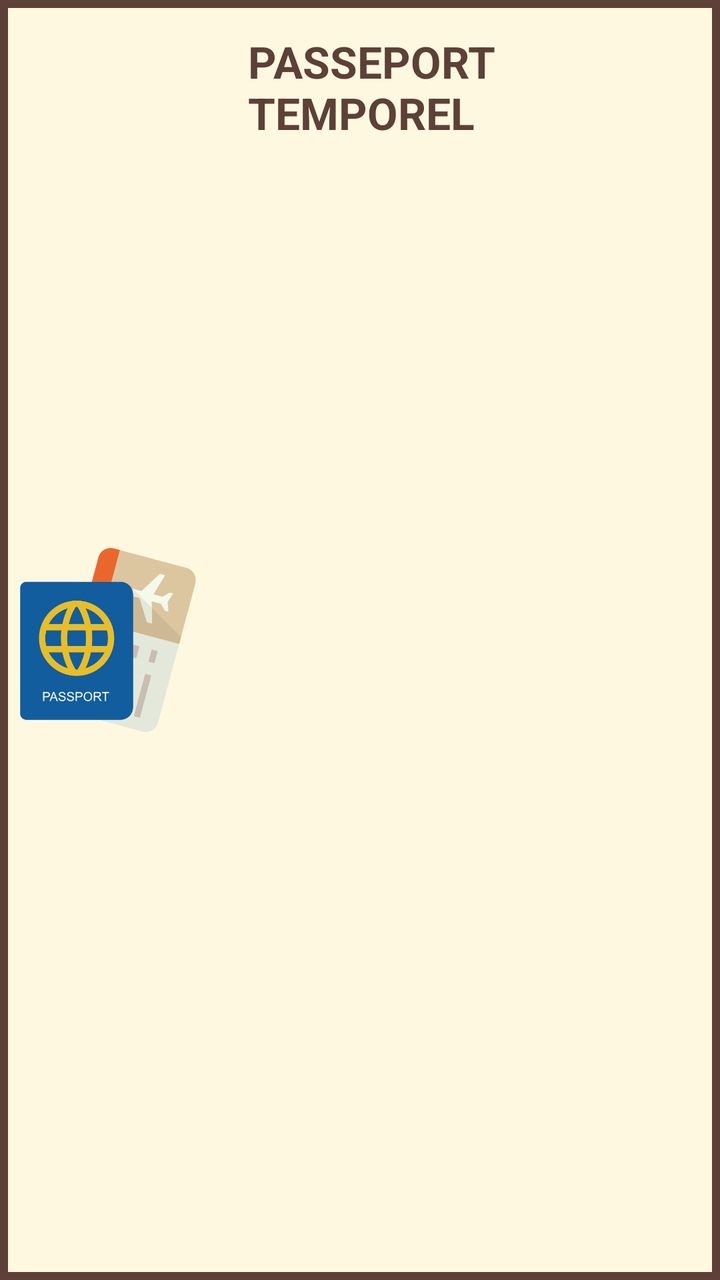
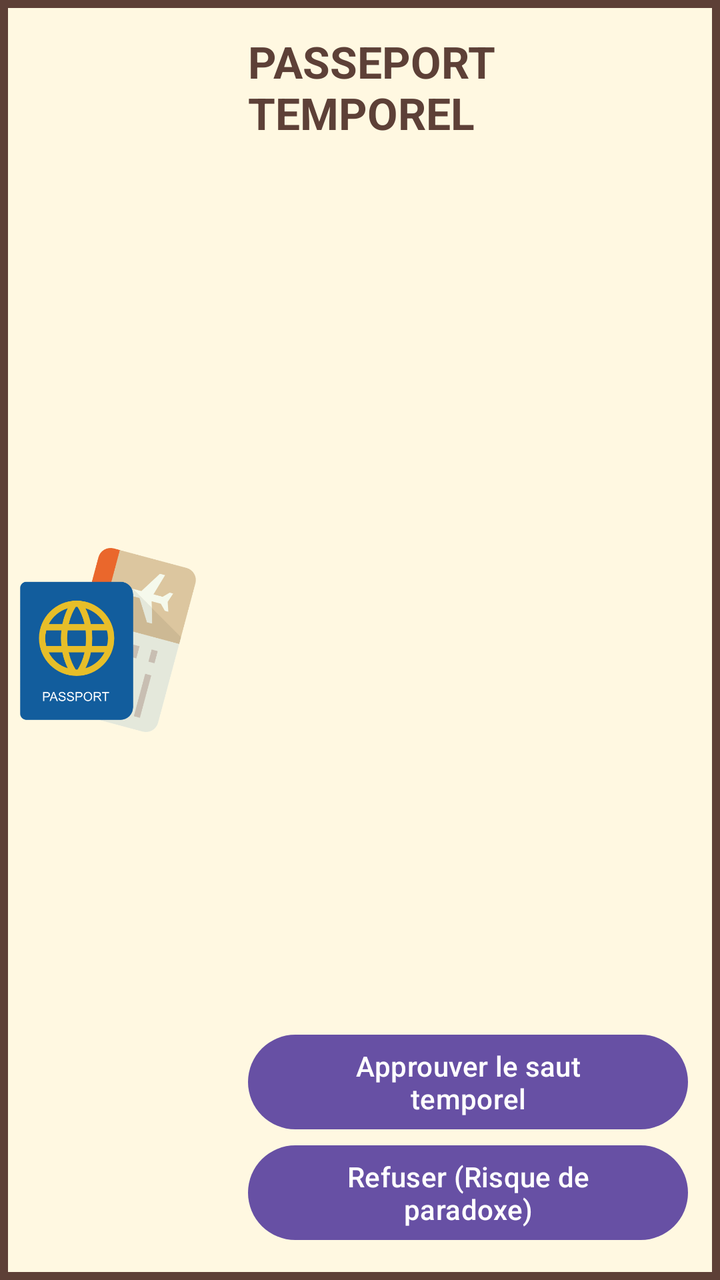

Compare the two renders of this Android layout. The source of the first and the diff that turns it into the second are given below.
<!-- AndroidManifest.xml: application theme Theme.DouaneTemporelle -->
<!-- res/layout/activity_verification.xml -->
<?xml version="1.0" encoding="utf-8"?>
<LinearLayout xmlns:android="http://schemas.android.com/apk/res/android"
    android:layout_width="match_parent"
    android:layout_height="match_parent"
    android:background="@drawable/fond_billet"
    android:fitsSystemWindows="true"
    android:orientation="horizontal"
    android:weightSum="1">

    <ImageView
        android:id="@+id/img_logo_dj"
        android:layout_width="0dp"
            android:layout_height="match_parent"
        android:layout_weight="0.3"
        android:contentDescription="@string/desc_image"
        android:padding="8dp"
        android:scaleType="centerInside"
        android:src="@drawable/passport" />

    <RelativeLayout
        android:layout_width="0dp"
        android:layout_height="match_parent"
        android:layout_weight="0.7"
        android:padding="16dp">

        <TextView
            android:id="@+id/tv_titre_passeport_dj"
            android:layout_width="match_parent"
            android:layout_height="wrap_content"
            android:text="@string/titre_passeport"
            android:textColor="@color/marron"
            android:textSize="22sp"
            android:textStyle="bold" />

        <TextView
            android:id="@+id/tv_nom_dj"
            android:layout_width="match_parent"
            android:layout_height="wrap_content"
            android:layout_below="@id/tv_titre_passeport_dj"
            android:layout_marginTop="16dp"
            android:textColor="@color/black"
            android:textSize="18sp" />

        <TextView
            android:id="@+id/tv_age_dj"
            android:layout_width="match_parent"
            android:layout_height="wrap_content"
            android:layout_below="@id/tv_nom_dj"
            android:layout_marginTop="8dp"
            android:textColor="@color/black"
            android:textSize="18sp" />
        <TextView
            android:id="@+id/tv_annees_dj"
            android:layout_width="match_parent"
            android:layout_height="wrap_content"
            android:layout_below="@id/tv_age_dj"
            android:layout_marginTop="8dp"
            android:textColor="@color/black"
            android:textSize="18sp" />

        <TextView
            android:id="@+id/tv_motif_dj"
            android:layout_width="match_parent"
            android:layout_height="wrap_content"
            android:layout_below="@id/tv_annees_dj"
            android:layout_marginTop="8dp"
            android:textColor="@color/black"
            android:textSize="18sp" />

        <TextView
            android:id="@+id/tv_alerte_dj"
            android:layout_width="match_parent"
            android:layout_height="wrap_content"
            android:layout_below="@id/tv_motif_dj"
            android:layout_marginTop="12dp"
            android:textColor="@color/rouge"
            android:textStyle="bold" />
    </RelativeLayout>
    
</LinearLayout>
<!-- resources referenced by this layout -->
<resources>
  <color name="black">#FF000000</color>
  <color name="marron">#5D4037</color>
  <color name="rouge">#C62828</color>
  <!-- drawable fond_billet (drawable) -->
  <?xml version="1.0" encoding="utf-8"?>
  <shape xmlns:android="http://schemas.android.com/apk/res/android"
      android:shape="rectangle">
      <solid android:color="@color/papier" />
      <stroke
          android:width="4dp"
          android:color="@color/marron" />
  </shape>
  <!-- drawable passport: png bitmap (drawable, 34968 bytes) -->
  <string name="desc_image">Logo du passeport</string>
  <string name="titre_passeport">PASSEPORT TEMPOREL</string>
  <style name="Theme.DouaneTemporelle" parent="Base.Theme.DouaneTemporelle" />
  <color name="papier">#FFF8E1</color>
  <style name="Base.Theme.DouaneTemporelle" parent="Theme.Material3.DayNight.NoActionBar">
          
          
      </style>
</resources>

<!-- the commit's change to res/layout/activity_verification.xml (unified diff, before → after) -->
@@ -75,6 +75,19 @@
             android:layout_marginTop="12dp"
             android:textColor="@color/rouge"
             android:textStyle="bold" />
+        <Button
+            android:id="@+id/btn_refuser_dj"
+            android:layout_width="match_parent"
+            android:layout_height="wrap_content"
+            android:layout_alignParentBottom="true"
+            android:text="@string/btn_refuser" />
+
+        <Button
+            android:id="@+id/btn_approuver_dj"
+            android:layout_width="match_parent"
+            android:layout_height="wrap_content"
+            android:layout_above="@id/btn_refuser_dj"
+            android:text="@string/btn_approuver" />
     </RelativeLayout>
     
 </LinearLayout>
<!-- resource entries referenced after the edit -->
@@ -13,6 +13,8 @@
           android:color="@color/marron" />
   </shape>
   <!-- drawable passport: png bitmap (drawable, 34968 bytes) -->
+  <string name="btn_approuver">Approuver le saut temporel</string>
+  <string name="btn_refuser">Refuser (Risque de paradoxe)</string>
   <string name="desc_image">Logo du passeport</string>
   <string name="titre_passeport">PASSEPORT TEMPOREL</string>
   <style name="Theme.DouaneTemporelle" parent="Base.Theme.DouaneTemporelle" />
